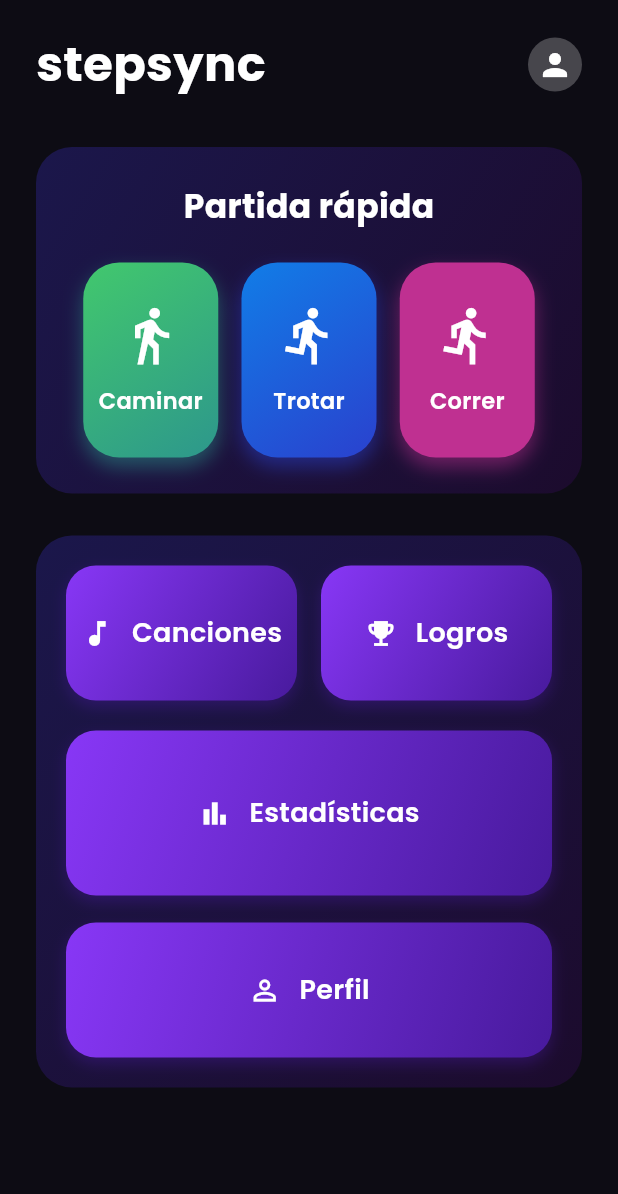
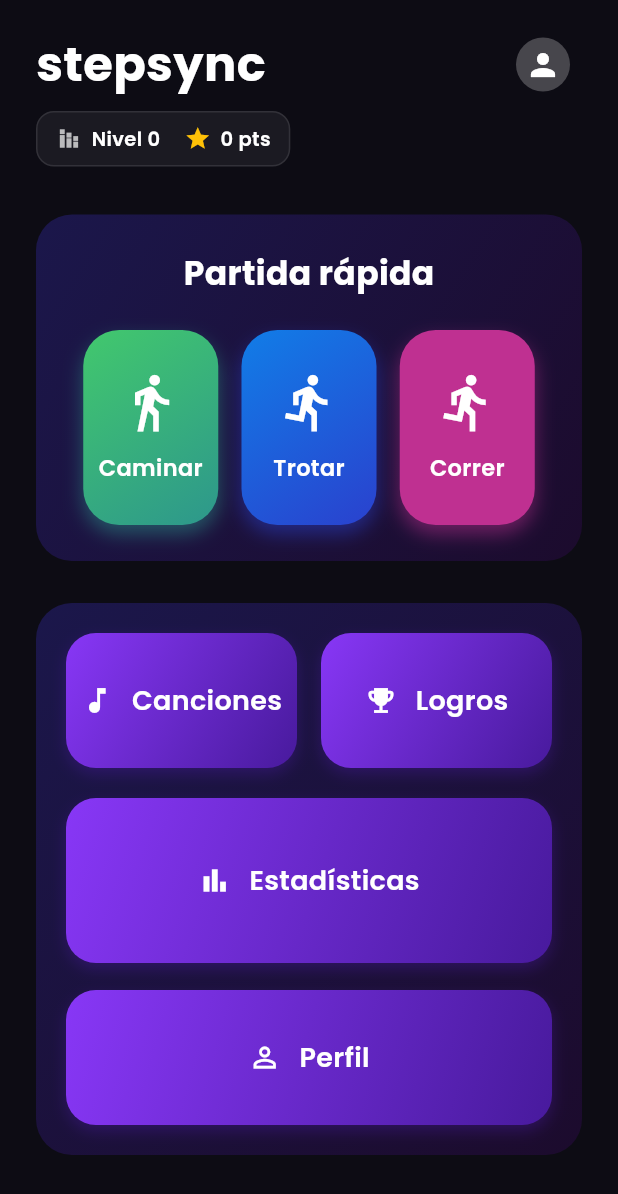
Before and after one commit to tbeatzz/stepsync, a Flutter app: the HomeScreen screen opened by its route, on a phone screen of 412 x 824 dp. Shown: the top 1194 px of the screen. Run offline on Flutter 3.47's test engine with Material 3 defaults, Android fonts, the light colour scheme and no system bars; our stand-ins replace cloud_firestore, firebase_auth, firebase_core, go_router, google_fonts, google_sign_in and 3 more; missing offline and left inert: scidart; accounts and stored records are empty.

Commit message:
cambios, integracion con bd y modelo de datos

```diff
--- a/lib/app_router.dart
+++ b/lib/app_router.dart
@@ -7,6 +7,7 @@ import 'screens/welcome_screen.dart';
 import 'screens/home_screen.dart';
 import 'screens/session_screen.dart';
 import 'screens/game_screen.dart';
+
 
 // Servicios
 import 'services/step_service_fft.dart';
@@ -50,5 +51,8 @@ final GoRouter appRouter = GoRouter(
         );
       },
     ),
+
+
+
   ],
 );
--- a/lib/screens/home_screen.dart
+++ b/lib/screens/home_screen.dart
@@ -1,10 +1,14 @@
+// lib/screens/home_screen.dart
 import 'package:flutter/material.dart';
 import 'package:google_fonts/google_fonts.dart';
+import 'package:go_router/go_router.dart';
+import 'package:firebase_auth/firebase_auth.dart';
+import 'package:cloud_firestore/cloud_firestore.dart';
+
 import '../utils/theme.dart';
 import '../widgets/custom_button.dart';
 import '../services/auth_service.dart';
-import 'package:firebase_auth/firebase_auth.dart';
-import 'package:go_router/go_router.dart';
+import '../data/user_repository.dart';
 
 class HomeScreen extends StatelessWidget {
   const HomeScreen({super.key});
@@ -21,42 +25,8 @@ class HomeScreen extends StatelessWidget {
           child: Column(
             crossAxisAlignment: CrossAxisAlignment.start,
             children: [
-              // HEADER
-              Row(
-                mainAxisAlignment: MainAxisAlignment.spaceBetween,
-                children: [
-                  Text(
-                    "stepsync",
-                    style: GoogleFonts.poppins(
-                      color: Colors.white,
-                      fontSize: 32,
-                      fontWeight: FontWeight.w800,
-                    ),
-                  ),
-                  Row(
-                    children: [
-                      Text(
-                        user?.displayName ?? "Usuario",
-                        style: GoogleFonts.poppins(
-                          color: Colors.white70,
-                          fontSize: 14,
-                        ),
-                      ),
-                      const SizedBox(width: 8),
-                      CircleAvatar(
-                        radius: 18,
-                        backgroundImage: user?.photoURL != null
-                            ? NetworkImage(user!.photoURL!)
-                            : null,
-                        backgroundColor: Colors.white24,
-                        child: user?.photoURL == null
-                            ? const Icon(Icons.person, color: Colors.white)
-                            : null,
-                      ),
-                    ],
-                  ),
-                ],
-              ),
+              // HEADER (evita overflow: nombre+foto arriba; nivel+pts abajo)
+              _Header(user: user),
 
               const SizedBox(height: 32),
 
@@ -100,12 +70,24 @@ class HomeScreen extends StatelessWidget {
           Row(
             mainAxisAlignment: MainAxisAlignment.spaceEvenly,
             children: [
-              _buildModeButton(context, "Caminar", Icons.directions_walk,
-                  [AppColors.walkStart, AppColors.walkEnd]),
-              _buildModeButton(context, "Trotar", Icons.directions_run,
-                  [AppColors.jogStart, AppColors.jogEnd]),
-              _buildModeButton(context, "Correr", Icons.directions_run,
-                  [AppColors.run, AppColors.run]),
+              _buildModeButton(
+                context,
+                "Caminar",
+                Icons.directions_walk,
+                [AppColors.walkStart, AppColors.walkEnd],
+              ),
+              _buildModeButton(
+                context,
+                "Trotar",
+                Icons.directions_run,
+                [AppColors.jogStart, AppColors.jogEnd],
+              ),
+              _buildModeButton(
+                context,
+                "Correr",
+                Icons.directions_run,
+                [AppColors.run, AppColors.run],
+              ),
             ],
           ),
         ],
@@ -115,6 +97,7 @@ class HomeScreen extends StatelessWidget {
 
   // 🔹 Sección de botones del menú principal
   Widget _buildMainMenu(BuildContext context) {
+
     void showWipMessage(String section) {
       ScaffoldMessenger.of(context).showSnackBar(
         SnackBar(
@@ -123,6 +106,8 @@ class HomeScreen extends StatelessWidget {
           duration: const Duration(seconds: 2),
         ),
       );
+
+
     }
 
     return Container(
@@ -183,11 +168,13 @@ class HomeScreen extends StatelessWidget {
 
   // 🔹 Botón rectangular para modos de juego
   Widget _buildModeButton(
-      BuildContext context, String label, IconData icon, List<Color> colors) {
+      BuildContext context,
+      String label,
+      IconData icon,
+      List<Color> colors,
+      ) {
     return GestureDetector(
-      onTap: () {
-        context.push('/session', extra: label); // ✅ ahora navega con el modo
-      },
+      onTap: () => context.push('/session', extra: label),
       child: Container(
         width: 90,
         height: 130,
@@ -213,6 +200,8 @@ class HomeScreen extends StatelessWidget {
             const SizedBox(height: 12),
             Text(
               label,
+              maxLines: 1,
+              overflow: TextOverflow.ellipsis,
               style: GoogleFonts.poppins(
                 color: Colors.white,
                 fontSize: 15,
@@ -225,3 +214,147 @@ class HomeScreen extends StatelessWidget {
     );
   }
 }
+
+/// =======================
+/// Header compacto y reactivo
+/// =======================
+class _Header extends StatelessWidget {
+  final User? user;
+  const _Header({required this.user});
+
+  @override
+  Widget build(BuildContext context) {
+    final uid = user?.uid;
+
+    // Placeholder si todavía no hay user
+    if (uid == null) {
+      return Row(
+        mainAxisAlignment: MainAxisAlignment.spaceBetween,
+        children: [
+          Text(
+            "stepsync",
+            style: GoogleFonts.poppins(
+              color: Colors.white,
+              fontSize: 32,
+              fontWeight: FontWeight.w800,
+            ),
+          ),
+          const CircleAvatar(
+            radius: 18,
+            backgroundColor: Colors.white24,
+            child: Icon(Icons.person, color: Colors.white),
+          ),
+        ],
+      );
+    }
+
+    return StreamBuilder<Map<String, dynamic>?>(
+      stream: UserRepository().watchUserProfile(uid),
+      builder: (context, snap) {
+        final data = snap.data ?? {};
+        final displayName = user?.displayName ?? 'Usuario';
+        final photoURL = user?.photoURL;
+        final level = (data['level'] ?? 1).toString();
+        final points = (data['points'] ?? 0).toString();
+
+        return Column(
+          crossAxisAlignment: CrossAxisAlignment.start,
+          children: [
+            // 1) Fila: título + avatar + nombre (protegido con elipsis)
+            Row(
+              crossAxisAlignment: CrossAxisAlignment.center,
+              children: [
+                Expanded(
+                  child: Text(
+                    "stepsync",
+                    maxLines: 1,
+                    overflow: TextOverflow.ellipsis,
+                    style: GoogleFonts.poppins(
+                      color: Colors.white,
+                      fontSize: 32,
+                      fontWeight: FontWeight.w800,
+                    ),
+                  ),
+                ),
+                const SizedBox(width: 12),
+                CircleAvatar(
+                  radius: 18,
+                  backgroundImage: (photoURL != null && photoURL.isNotEmpty)
+                      ? NetworkImage(photoURL)
+                      : null,
+                  backgroundColor: Colors.white24,
+                  child: (photoURL == null || photoURL.isEmpty)
+                      ? const Icon(Icons.person, color: Colors.white)
+                      : null,
+                ),
+                const SizedBox(width: 8),
+                ConstrainedBox(
+                  constraints: const BoxConstraints(maxWidth: 150),
+                  child: Text(
+                    displayName,
+                    maxLines: 1,
+                    overflow: TextOverflow.ellipsis,
+                    style: GoogleFonts.poppins(
+                      color: Colors.white70,
+                      fontSize: 14,
+                    ),
+                  ),
+                ),
+              ],
+            ),
+
+            const SizedBox(height: 8),
+
+            // 2) Debajo: nivel y puntos (en Wrap para evitar overflow)
+            Container(
+              padding: const EdgeInsets.symmetric(vertical: 8, horizontal: 12),
+              decoration: BoxDecoration(
+                color: Colors.white.withOpacity(0.06),
+                borderRadius: BorderRadius.circular(12),
+                border: Border.all(color: Colors.white10),
+              ),
+              child: Wrap(
+                spacing: 16,
+                runSpacing: 6,
+                crossAxisAlignment: WrapCrossAlignment.center,
+                children: [
+                  Row(
+                    mainAxisSize: MainAxisSize.min,
+                    children: [
+                      const Icon(Icons.stacked_bar_chart,
+                          size: 18, color: Colors.white70),
+                      const SizedBox(width: 6),
+                      Text(
+                        "Nivel $level",
+                        style: GoogleFonts.poppins(
+                          color: Colors.white,
+                          fontSize: 13,
+                          fontWeight: FontWeight.w600,
+                        ),
+                      ),
+                    ],
+                  ),
+                  Row(
+                    mainAxisSize: MainAxisSize.min,
+                    children: [
+                      const Icon(Icons.star, size: 18, color: Colors.amber),
+                      const SizedBox(width: 6),
+                      Text(
+                        "$points pts",
+                        style: GoogleFonts.poppins(
+                          color: Colors.white,
+                          fontSize: 13,
+                          fontWeight: FontWeight.w600,
+                        ),
+                      ),
+                    ],
+                  ),
+                ],
+              ),
+            ),
+          ],
+        );
+      },
+    );
+  }
+}
```
Also changed, not shown: lib/data/loops_repository.dart (added, +27 -0 lines), lib/data/user_level_provider.dart (added, +18 -0 lines), lib/data/user_repository.dart (added, +32 -0 lines), lib/main.dart (+5 -2 lines), lib/screens/dev_panel.dart (added, +75 -0 lines), lib/screens/welcome_screen.dart (+24 -36 lines), lib/services/auth_service.dart (+16 -19 lines), pubspec.yaml (+4 -4 lines), 3 other files.
